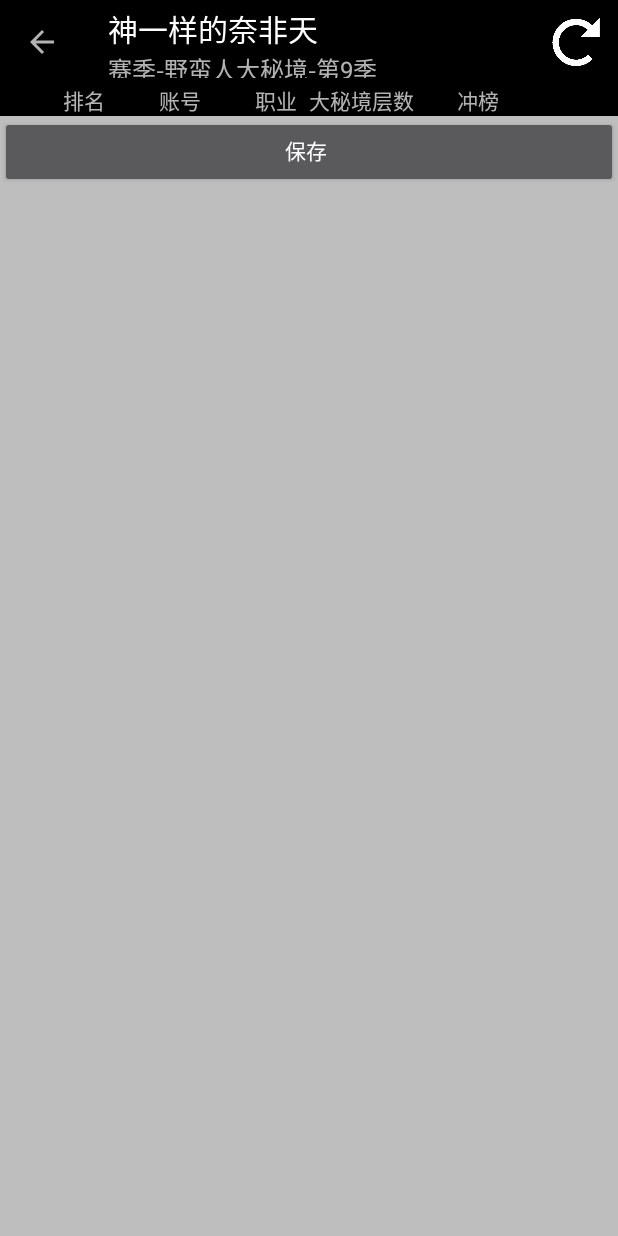
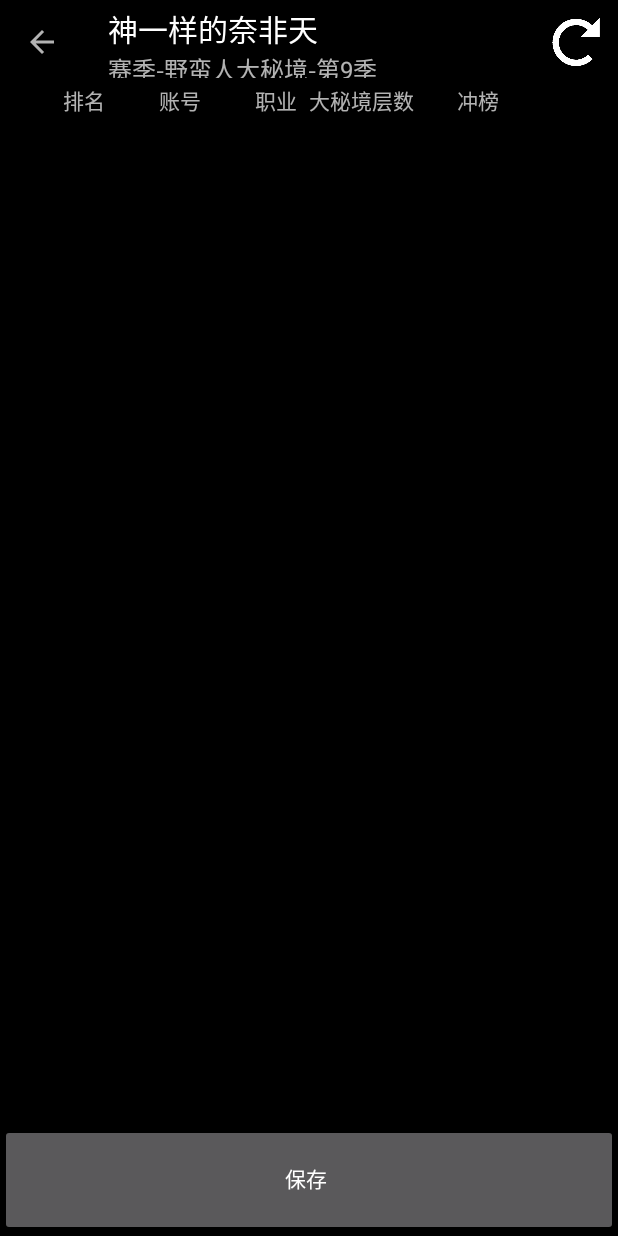
Before and after one commit to JuQiang/D3Assistant, an Android app: the SearchFriendFromLeaderBoardActivity screen opened directly, with no data from a screen before it, after a tap on "查找", on a phone screen of 412 x 824 dp. Run offline under Robolectric (Android 15) with nearby library versions, the phone set to English and light mode, and no system bars.

Commit message:
Add leader board.

```diff
--- a/app/src/main/java/iamfqq/d3assistant/BoardAdapter.java
+++ b/app/src/main/java/iamfqq/d3assistant/BoardAdapter.java
@@ -23,6 +23,7 @@ public class BoardAdapter extends BaseAdapter {
     private List<A> list;
     private Context context;
 
+    public List<A> getBoardList(){return this.list;}
     public BoardAdapter(Context context, List<A> list) {
         this.context = context;
         this.list = list;
--- a/app/src/main/java/iamfqq/d3assistant/D3API.java
+++ b/app/src/main/java/iamfqq/d3assistant/D3API.java
@@ -333,7 +333,7 @@ public class D3API {
                 boolean exist = false;
                 while ((line = br.readLine()) != null) {
                     String[] tmp = line.split(",");
-                    friendList.add(new Friend(tmp[0].toLowerCase(), tmp[1]));
+                    friendList.add(new Friend(tmp[0].toLowerCase().replace("#","-"), tmp[1]));
                 }
                 fis.close();
                 br.close();
--- a/app/src/main/java/iamfqq/d3assistant/LeaderBoardTask.java
+++ b/app/src/main/java/iamfqq/d3assistant/LeaderBoardTask.java
@@ -47,7 +47,7 @@ public class LeaderBoardTask extends AsyncTask<String, Integer, ArrayList<Leader
         while (true) {
             SomeStupidJavaMultipleReturnValues fuck = getStringByBeginEnd(json, "src=\"", "\"", index);
             if(fuck.NextIndex==0)break;
-            if(order>14)break;
+            //if(order>14)break;
 
             SomeStupidJavaMultipleReturnValues fuck2 = getStringByBeginEnd(json, "battleName\">", "</span>", fuck.NextIndex);
             SomeStupidJavaMultipleReturnValues fuck3 = getStringByBeginEnd(json, "cell-RiftLevel\">", "</td>", fuck2.NextIndex);
@@ -69,74 +69,11 @@ public class LeaderBoardTask extends AsyncTask<String, Integer, ArrayList<Leader
             lb.RiftTime = time;
             lb.CompletedTime = fuck5.StringValue;
             lb.ClassPictureUrl = fuck.StringValue;
-            //lb.ClassPicture = D3API.DownloadBitmap(lb.ClassPictureUrl,lb.ClassPictureUrl);
 
             list.add(lb);
         }
 
-        /*try {
-            JSONArray array = new JSONObject(json).getJSONArray("row");
 
-            for (int i = 0; i < array.length(); i++) {
-                LeaderBoard lb = new LeaderBoard();
-
-                JSONObject jo = array.getJSONObject(i);
-                lb.Order = (int)(jo.get("order"));
-                JSONArray player = jo.getJSONArray("player").getJSONObject(0).getJSONArray("data");
-                for(int j=0;j<player.length();j++) {
-                    String id = String.valueOf(player.getJSONObject(j).get("id"));
-
-                    switch(id){
-                        case "HeroBattleTag":lb.BattleTag = String.valueOf(player.getJSONObject(j).get("string"));break;
-                        case "HeroClass":lb.HeroClass = String.valueOf(player.getJSONObject(j).get("string"));break;
-                        case "HeroGender":lb.Gender = String.valueOf(player.getJSONObject(j).get("string"));break;
-                        default:break;
-                    }
-                }
-
-                JSONArray data = jo.getJSONArray("data");
-                SimpleDateFormat format=new SimpleDateFormat("yyyy-MM-dd HH:mm");
-
-                for(int j=0;j<data.length();j++) {
-                    String id = String.valueOf(data.getJSONObject(j).get("id"));
-
-
-                    switch(id){
-                        case "RiftLevel":lb.RiftLevel = (int)(data.getJSONObject(j).get("number"));break;
-                        case "RiftTime":
-                            int riftTime = (int)(data.getJSONObject(j).get("timestamp"))/1000;
-                            int min = riftTime/60;
-                            int sec = riftTime%60;
-                            lb.RiftTime = String.valueOf(min)+"分"+String.valueOf(sec)+"秒";
-                            break;
-                        case "CompletedTime":
-                            //D3API.WriteLog("LOG"+String.valueOf(j),data.getJSONObject(j).toString());
-                            long completedTime = (long)(data.getJSONObject(j).get("timestamp"));
-
-                            Date d1=new Date(completedTime);
-                            lb.CompletedTime =format.format(d1);
-                            break;
-                        default:break;
-                    }
-                }
-
-                int pos = lb.BattleTag.indexOf("#");
-                if(pos>-1){
-                    lb.Name = lb.BattleTag.substring(0,pos-1);
-                }
-                else{
-                    lb.Name = lb.BattleTag;
-                }
-                list.add(lb);
-            }
-        }
-        catch(JSONException ex){
-ex.printStackTrace();
-        }
-        catch(Exception ex){
-            ex.printStackTrace();
-        }
-*/
         return list;
     }
 
--- a/app/src/main/res/layout/activity_add_friend_from_leader_board.xml
+++ b/app/src/main/res/layout/activity_add_friend_from_leader_board.xml
@@ -4,17 +4,17 @@
     android:id="@+id/activity_add_friend_from_leader_board"
     android:layout_width="match_parent"
     android:layout_height="match_parent"
+    android:background="#ff000000"
     tools:context="iamfqq.d3assistant.AddFriendFromLeaderBoardActivity">
 
     <android.support.v7.widget.Toolbar
         android:id="@+id/addfriendfromleaderboardtoolbar"
         android:layout_width="match_parent"
         android:layout_height="?attr/actionBarSize"
-        android:background="#ff000000">
-    </android.support.v7.widget.Toolbar>
+        android:background="#ff000000"></android.support.v7.widget.Toolbar>
 
     <LinearLayout
-        android:layout_width="wrap_content"
+        android:layout_width="match_parent"
         android:layout_height="match_parent"
         android:layout_below="@id/addfriendfromleaderboardtoolbar"
 
@@ -35,48 +35,51 @@
             <TextView
                 android:layout_width="50dp"
                 android:layout_height="wrap_content"
-                android:textAlignment="textEnd"
-                android:text="排名"></TextView>
+                android:text="排名"
+                android:textAlignment="textEnd"></TextView>
 
             <TextView
                 android:layout_width="100dp"
                 android:layout_height="wrap_content"
-                android:textAlignment="center"
-                android:text="账号"></TextView>
+                android:text="账号"
+                android:textAlignment="center"></TextView>
 
             <TextView
                 android:layout_width="28dp"
                 android:layout_height="wrap_content"
-                android:textAlignment="center"
-                android:text="职业"></TextView>
+                android:text="职业"
+                android:textAlignment="center"></TextView>
 
             <TextView
                 android:layout_width="86dp"
                 android:layout_height="wrap_content"
-                android:textAlignment="center"
-                android:text="大秘境层数"></TextView>
+                android:text="大秘境层数"
+                android:textAlignment="center"></TextView>
 
             <TextView
                 android:layout_width="70dp"
                 android:layout_height="wrap_content"
-                android:textAlignment="center"
-                android:text="冲榜"></TextView>
+                android:text="冲榜"
+                android:textAlignment="center"></TextView>
         </LinearLayout>
 
         <ListView
             android:id="@+id/lvBoard"
             android:layout_width="match_parent"
-            android:layout_height="wrap_content"
+            android:layout_height="0dp"
+            android:layout_weight="9"
             android:clickable="true" />
 
         <Button
             android:layout_width="match_parent"
-            android:layout_height="wrap_content"
+            android:layout_height="0dp"
+            android:layout_weight="1"
 
             android:onClick="saveLeaderBoardFriend"
             android:paddingLeft="8dp"
             android:paddingTop="8dp"
-            android:text="保存" />
+            android:text="保存"
+            android:visibility="visible" />
 
     </LinearLayout>
 </RelativeLayout>
```
Also changed, not shown: app/src/main/java/iamfqq/d3assistant/AddFriendFromLeaderBoardActivity.java (+40 -5 lines), app/src/main/java/iamfqq/d3assistant/ProfileTask2.java (added, +45 -0 lines).
